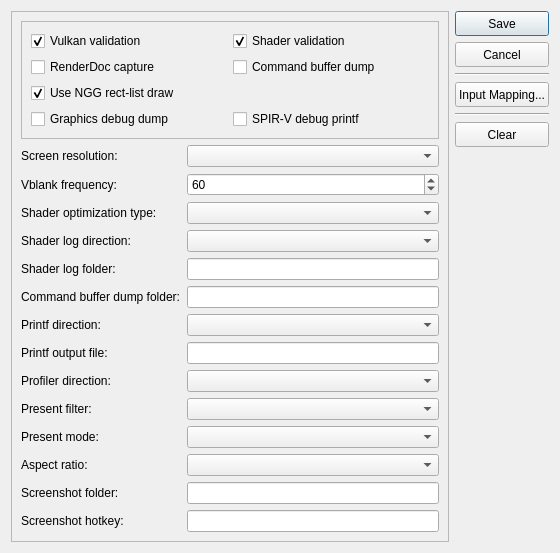
Qt form src/launcher/forms/configuration_edit_dialog.ui (Coder787-source/KytyPlus) before a commit.
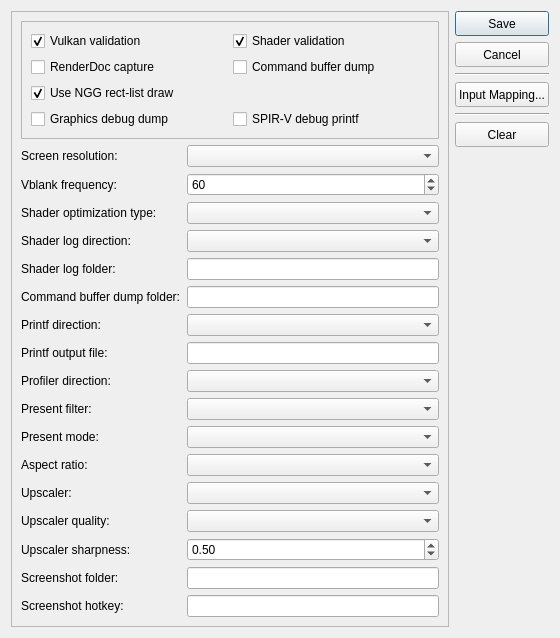
The same form after that commit. Custom widgets are drawn as their Qt base class.

Commit message: feat: FSR 3.1 universal upscaler + legal compliance + GTA V compat + iGPU optimizations

The edit to the form file:
```diff
--- a/src/launcher/forms/configuration_edit_dialog.ui
+++ b/src/launcher/forms/configuration_edit_dialog.ui
@@ -301,27 +301,84 @@
        </widget>
       </item>
       <item row="13" column="0">
+       <widget class="QLabel" name="label_upscaler_method">
+        <property name="text">
+         <string>Upscaler:</string>
+        </property>
+       </widget>
+      </item>
+      <item row="13" column="1">
+       <widget class="QComboBox" name="comboBox_upscaler_method">
+        <property name="toolTip">
+         <string>Spatial upscaler for the guest-to-screen presentation. Off = plain blit. FSR 3.1 = edge-adaptive upscale + sharpening (works on all Vulkan GPUs).</string>
+        </property>
+       </widget>
+      </item>
+      <item row="14" column="0">
+       <widget class="QLabel" name="label_upscaler_quality">
+        <property name="text">
+         <string>Upscaler quality:</string>
+        </property>
+       </widget>
+      </item>
+      <item row="14" column="1">
+       <widget class="QComboBox" name="comboBox_upscaler_quality">
+        <property name="toolTip">
+         <string>Controls the internal render scale. UltraQuality = 77% (barely visible, minimal perf gain). Quality = 67% (good balance). Balanced = 59% (noticeable perf, slight quality loss). Performance = 50% (maximum perf).</string>
+        </property>
+       </widget>
+      </item>
+      <item row="15" column="0">
+       <widget class="QLabel" name="label_upscaler_sharpness">
+        <property name="text">
+         <string>Upscaler sharpness:</string>
+        </property>
+       </widget>
+      </item>
+      <item row="15" column="1">
+       <widget class="QDoubleSpinBox" name="doubleSpinBox_upscaler_sharpness">
+        <property name="toolTip">
+         <string>RCAS sharpening strength. 0.0 = no sharpening, 1.0 = maximum. Default 0.5.</string>
+        </property>
+        <property name="decimals">
+         <number>2</number>
+        </property>
+        <property name="minimum">
+         <double>0.00</double>
+        </property>
+        <property name="maximum">
+         <double>1.00</double>
+        </property>
+        <property name="singleStep">
+         <double>0.05</double>
+        </property>
+        <property name="value">
+         <double>0.50</double>
+        </property>
+       </widget>
+      </item>
+      <item row="16" column="0">
        <widget class="QLabel" name="label_screenshot_folder">
         <property name="text">
          <string>Screenshot folder:</string>
         </property>
        </widget>
       </item>
-      <item row="13" column="1">
+      <item row="16" column="1">
        <widget class="QLineEdit" name="lineEdit_screenshot_folder">
         <property name="toolTip">
          <string>Folder (relative to the emulator working dir) where screenshot PNGs are written.</string>
         </property>
        </widget>
       </item>
-      <item row="14" column="0">
+      <item row="17" column="0">
        <widget class="QLabel" name="label_screenshot_hotkey">
         <property name="text">
          <string>Screenshot hotkey:</string>
         </property>
        </widget>
       </item>
-      <item row="14" column="1">
+      <item row="17" column="1">
        <widget class="QLineEdit" name="lineEdit_screenshot_hotkey">
         <property name="toolTip">
          <string>SDL scancode (decimal or 0x.. hex) that captures a PNG; 0 disables. Default F12 = 0x5b.</string>
```
The commit also changes 60 other files.
